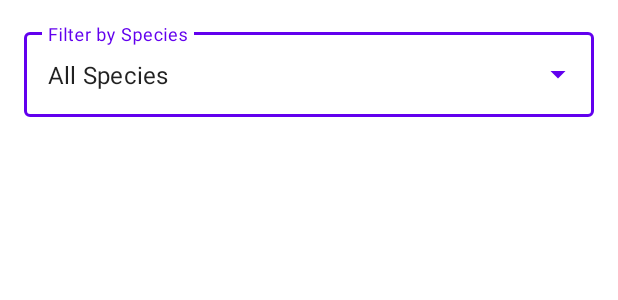
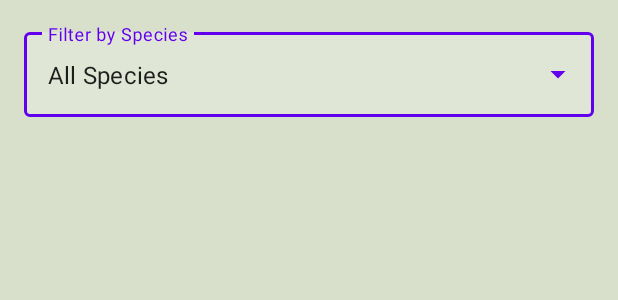
Before and after one commit to ertch/YoloFly, an Android app: the layout fragment_speciescatalog.xml on its own in the app's theme, with its tools: preview values and no code run, on a phone screen of 412 x 824 dp. Shown: the top 300 px of the screen. Run offline under Robolectric (Android 15) with nearby library versions, the phone set to English and light mode, and no system bars.

Commit message:
changed background color on speciescatalog

```diff
--- a/app/src/main/res/layout/fragment_speciescatalog.xml
+++ b/app/src/main/res/layout/fragment_speciescatalog.xml
@@ -6,6 +6,7 @@
     android:layout_height="match_parent"
     android:orientation="vertical"
     android:padding="16dp"
+    android:background="@color/logo_green"
     tools:context=".ui.speciescatalog.SpeciesCatalogFragment">
 
     <!-- Filter Spinner -->
```
